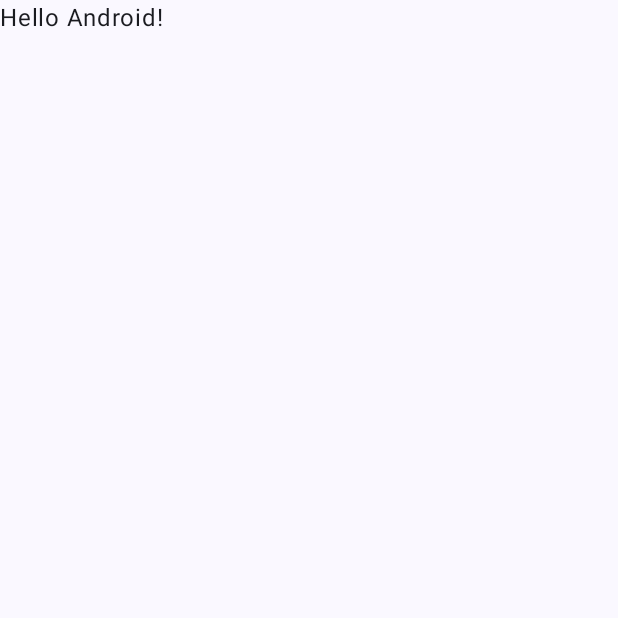
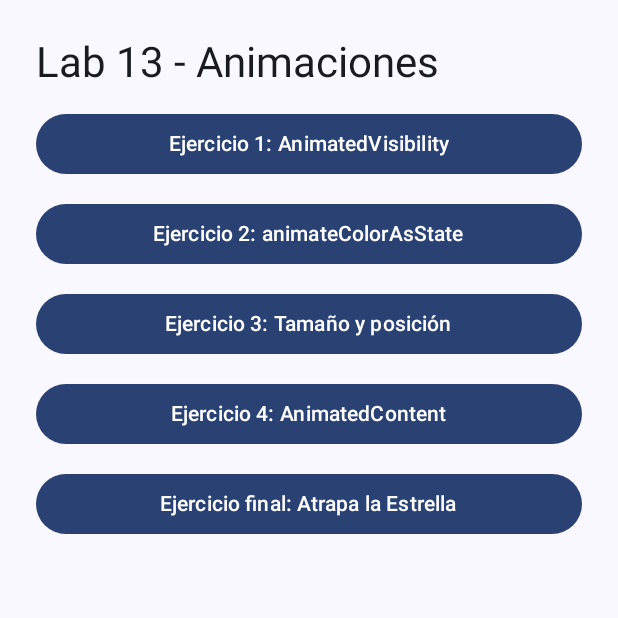
Before and after one commit to boristito-a11y/Lab13, an Android app built with Jetpack Compose: the screen it shows after launch (MainActivity), on a phone screen of 412 x 824 dp, the top half of it. Before the commit the part shown is almost empty. Run offline under Robolectric (Android 15) with nearby library versions, the phone set to English and light mode, and no system bars.

Commit message:
feat(menu): agrega menu principal para navegar entre ejercicios

```diff
--- a/app/src/main/java/com/tecsup/lab13/MainActivity.kt
+++ b/app/src/main/java/com/tecsup/lab13/MainActivity.kt
@@ -2,15 +2,14 @@ package com.tecsup.lab13
 
 import android.os.Bundle
 import androidx.activity.ComponentActivity
+import androidx.activity.compose.BackHandler
 import androidx.activity.compose.setContent
 import androidx.activity.enableEdgeToEdge
-import androidx.compose.foundation.layout.fillMaxSize
-import androidx.compose.foundation.layout.padding
-import androidx.compose.material3.Scaffold
-import androidx.compose.material3.Text
-import androidx.compose.runtime.Composable
+import androidx.compose.foundation.layout.*
+import androidx.compose.material3.*
+import androidx.compose.runtime.*
 import androidx.compose.ui.Modifier
-import androidx.compose.ui.tooling.preview.Preview
+import androidx.compose.ui.unit.dp
 import com.tecsup.lab13.ui.theme.Lab13Theme
 
 class MainActivity : ComponentActivity() {
@@ -20,10 +19,7 @@ class MainActivity : ComponentActivity() {
         setContent {
             Lab13Theme {
                 Scaffold(modifier = Modifier.fillMaxSize()) { innerPadding ->
-                    Greeting(
-                        name = "Android",
-                        modifier = Modifier.padding(innerPadding)
-                    )
+                    AppLab13(modifier = Modifier.padding(innerPadding))
                 }
             }
         }
@@ -31,17 +27,42 @@ class MainActivity : ComponentActivity() {
 }
 
 @Composable
-fun Greeting(name: String, modifier: Modifier = Modifier) {
-    Text(
-        text = "Hello $name!",
-        modifier = modifier
-    )
+fun AppLab13(modifier: Modifier = Modifier) {
+    var pantalla by remember { mutableStateOf("menu") }
+
+    // Con el boton atras del celular regresas al menu
+    BackHandler(enabled = pantalla != "menu") { pantalla = "menu" }
+
+    Box(modifier = modifier.fillMaxSize()) {
+        when (pantalla) {
+            "menu" -> MenuPrincipal(onElegir = { pantalla = it })
+            // Aqui vas agregando una linea por cada ejercicio
+            else -> Text("Proximamente", modifier = Modifier.padding(24.dp))
+        }
+    }
 }
 
-@Preview(showBackground = true)
 @Composable
-fun GreetingPreview() {
-    Lab13Theme {
-        Greeting("Android")
+fun MenuPrincipal(onElegir: (String) -> Unit) {
+    val opciones = listOf(
+        "ej1" to "Ejercicio 1: AnimatedVisibility",
+        "ej2" to "Ejercicio 2: animateColorAsState",
+        "ej3" to "Ejercicio 3: Tamaño y posición",
+        "ej4" to "Ejercicio 4: AnimatedContent",
+        "juego" to "Ejercicio final: Atrapa la Estrella"
+    )
+
+    Column(
+        modifier = Modifier
+            .fillMaxSize()
+            .padding(24.dp),
+        verticalArrangement = Arrangement.spacedBy(12.dp)
+    ) {
+        Text("Lab 13 - Animaciones", style = MaterialTheme.typography.headlineMedium)
+        opciones.forEach { (clave, titulo) ->
+            Button(onClick = { onElegir(clave) }, modifier = Modifier.fillMaxWidth()) {
+                Text(titulo)
+            }
+        }
     }
 }
```
